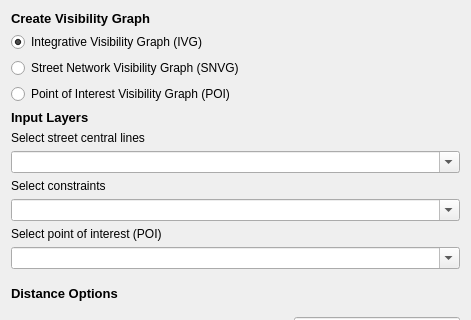
Qt form poi_visibility_network_dialog_base.ui (achic19/poi_visibility_network) before a commit; both pictures show x 0 to 471 and y 0 to 320 of the 471 by 499 pixel window.
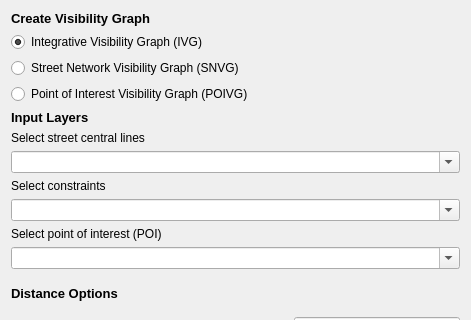
The same form after that commit.

Diff of the .ui file:
```diff
--- a/poi_visibility_network_dialog_base.ui
+++ b/poi_visibility_network_dialog_base.ui
@@ -50,7 +50,7 @@
      <item>
       <widget class="QRadioButton" name="radioButton_6">
        <property name="text">
-        <string>Point of Interest Visibility Graph (POI)</string>
+        <string>Point of Interest Visibility Graph (POIVG)</string>
        </property>
        <property name="checked">
         <bool>false</bool>
```
